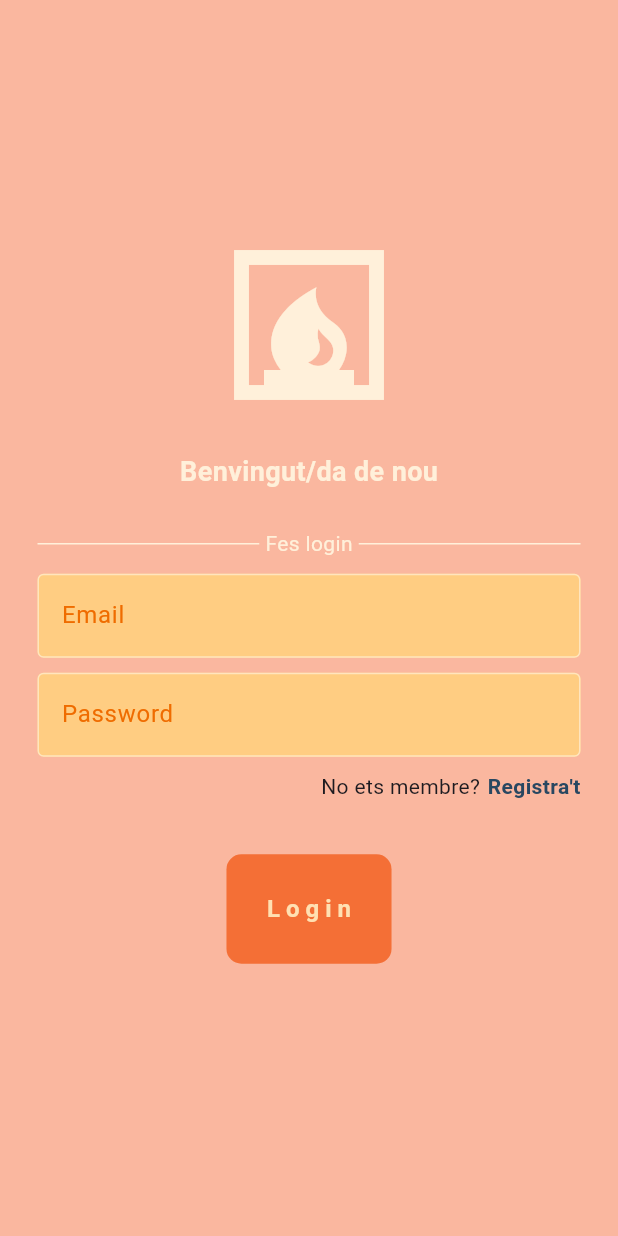
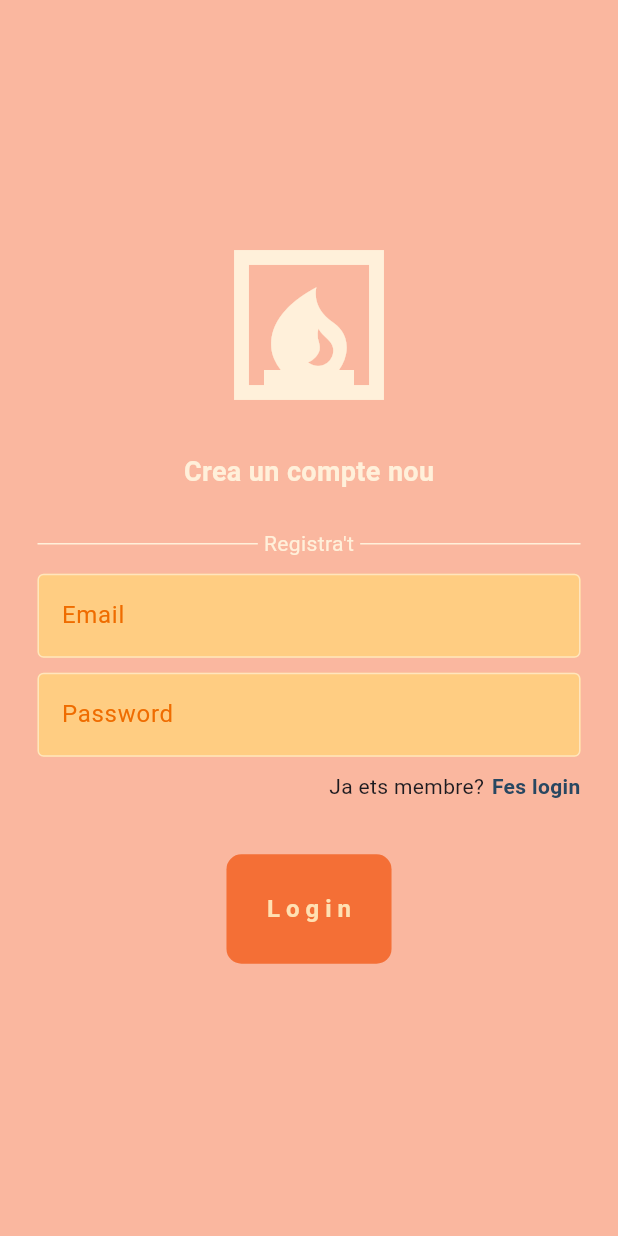
Before and after one commit to CER-ArnauRP/flutter_firebase_2324, a Flutter app: the screen it shows after launch, on a phone screen of 412 x 824 dp. Run offline on Flutter 3.47's test engine with Material 3 defaults, Android fonts, the phone set to English and light mode, and no system bars; our stand-ins replace firebase_core; accounts and stored records are empty.

Commit message:
UI Registre

```diff
--- a/lib/main.dart
+++ b/lib/main.dart
@@ -1,12 +1,16 @@
 import 'package:firebase_core/firebase_core.dart';
 import 'package:flutter/material.dart';
+import 'package:flutter_firebase_2324/firebase_options.dart';
 import 'package:flutter_firebase_2324/pagines/pagina_login.dart';
+import 'package:flutter_firebase_2324/pagines/pagina_registre.dart';
 
 
 void main() async {
 
   WidgetsFlutterBinding.ensureInitialized();
-  await Firebase.initializeApp();
+  await Firebase.initializeApp(
+    options: DefaultFirebaseOptions.currentPlatform,
+  );
 
   runApp(const MainApp());
 }
@@ -18,7 +22,7 @@ class MainApp extends StatelessWidget {
   Widget build(BuildContext context) {
     return const MaterialApp(
       debugShowCheckedModeBanner: false,
-      home: PaginaLogin(),
+      home: PaginaRegistre(),
     );
   }
 }
--- /dev/null
+++ b/lib/pagines/pagina_registre.dart
@@ -0,0 +1,142 @@
+import 'package:flutter/material.dart';
+import 'package:flutter_firebase_2324/components/boto_auth.dart';
+import 'package:flutter_firebase_2324/components/textfield_auth.dart';
+
+class PaginaRegistre extends StatefulWidget {
+  const PaginaRegistre({super.key});
+
+  @override
+  State<PaginaRegistre> createState() => _PaginaRegistreState();
+}
+
+class _PaginaRegistreState extends State<PaginaRegistre> {
+
+  final TextEditingController controllerEmail = TextEditingController();
+  final TextEditingController controllerPassword = TextEditingController();
+  final TextEditingController controllerConfirmarPassword = TextEditingController();
+
+  void ferRegistre() {
+
+  }
+
+  @override
+  Widget build(BuildContext context) {
+    return Scaffold(
+      backgroundColor: const Color.fromARGB(255, 250, 183, 159),
+      body: SafeArea(
+        child: Center(
+          child: SingleChildScrollView(
+            child: Center(
+              child: Column(
+                mainAxisAlignment: MainAxisAlignment.center,
+                children: [
+
+                  // Logo.
+                  const Icon(
+                    Icons.fireplace,
+                    size: 120,
+                    color: Color.fromARGB(255, 255, 240, 218),
+                  ),
+
+                  const SizedBox(height: 25,),
+
+                  // Frase.
+                  const Text(
+                    "Crea un compte nou",
+                    style: TextStyle(
+                      color: Color.fromARGB(255, 255, 240, 218),
+                      fontSize: 18,
+                      fontWeight: FontWeight.bold,
+                    ),
+                  ),
+
+                  const SizedBox(height: 25,),
+
+                  // Text divisori.
+                  const Padding(
+                    padding: EdgeInsets.symmetric(horizontal: 25,),
+                    child: Row(
+                      children: [
+                        Expanded(
+                          child: Divider(
+                            thickness: 1,
+                            color: Color.fromARGB(255, 255, 240, 218),
+                          ),
+                        ),
+
+                        Padding(
+                          padding: EdgeInsets.symmetric(horizontal: 4,),
+                          child: Text(
+                            "Registra't",
+                            style: TextStyle(color: Color.fromARGB(255, 255, 240, 218),),
+                          ),
+                        ),
+
+                        Expanded(
+                          child: Divider(
+                            thickness: 1,
+                            color: Color.fromARGB(255, 255, 240, 218),
+                          ),
+                        ),
+                      ],
+                    ),
+                  ),
+
+                  const SizedBox(height: 10,),
+
+                  // TextField Email.
+                  TextFieldAuth(
+                    controller: controllerEmail,
+                    hintText: "Email",
+                    obscureText: false,
+                  ),
+
+                  const SizedBox(height: 10,),
+
+                  // TextField Password.
+                  TextFieldAuth(
+                    controller: controllerPassword,
+                    hintText: "Password",
+                    obscureText: true,
+                  ),
+
+                  const SizedBox(height: 10,),
+
+                  // No estàs registrat/da?
+                  Padding(
+                    padding: const EdgeInsets.symmetric(horizontal: 25),
+                    child: Row(
+                      mainAxisAlignment: MainAxisAlignment.end,
+                      children: [
+                        const Text("Ja ets membre?"),
+                        const SizedBox(width: 5,),
+                        GestureDetector(
+                          onTap: () {},
+                          child: const Text(
+                            "Fes login",
+                            style: TextStyle(
+                              fontWeight: FontWeight.bold,
+                              color: Color.fromARGB(255, 40, 71, 97),
+                            ),
+                          ),
+                        ),
+                      ],
+                    ),
+                  ),
+
+                  const SizedBox(height: 10,),
+
+                  // Botó Registra't.
+                  BotoAuth(
+                    text: "Registra't",
+                    onTap: ferRegistre,
+                  ),
+                ],
+              ),
+            ),
+          ),
+        ),
+      ),
+    );
+  }
+}
```
